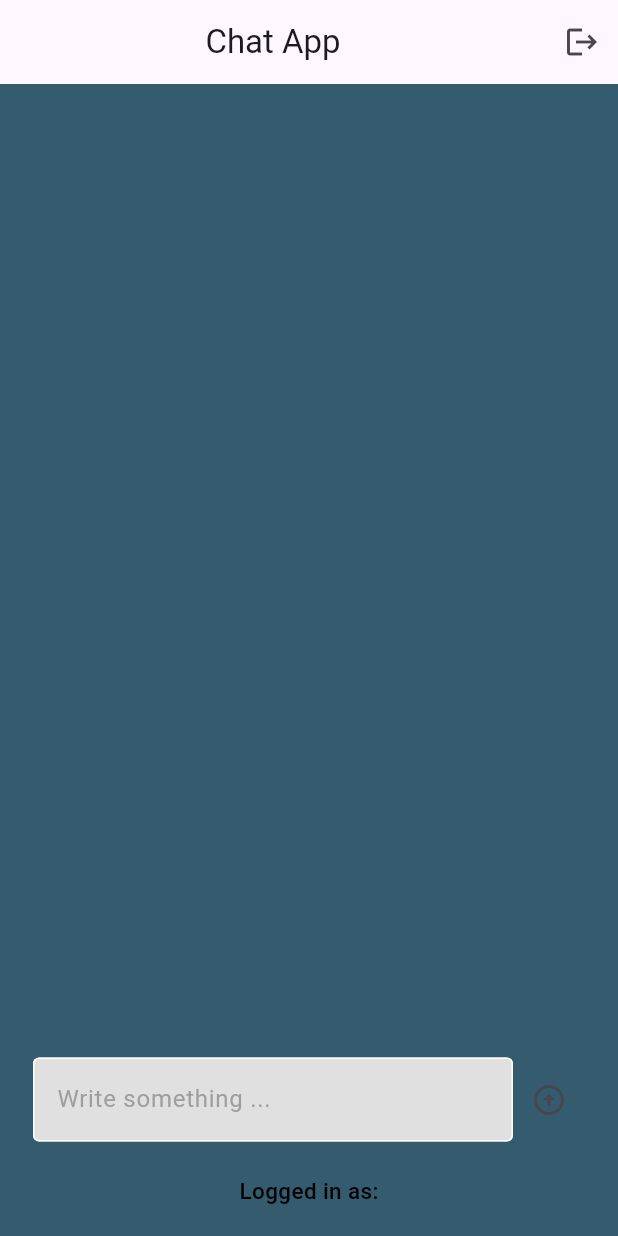
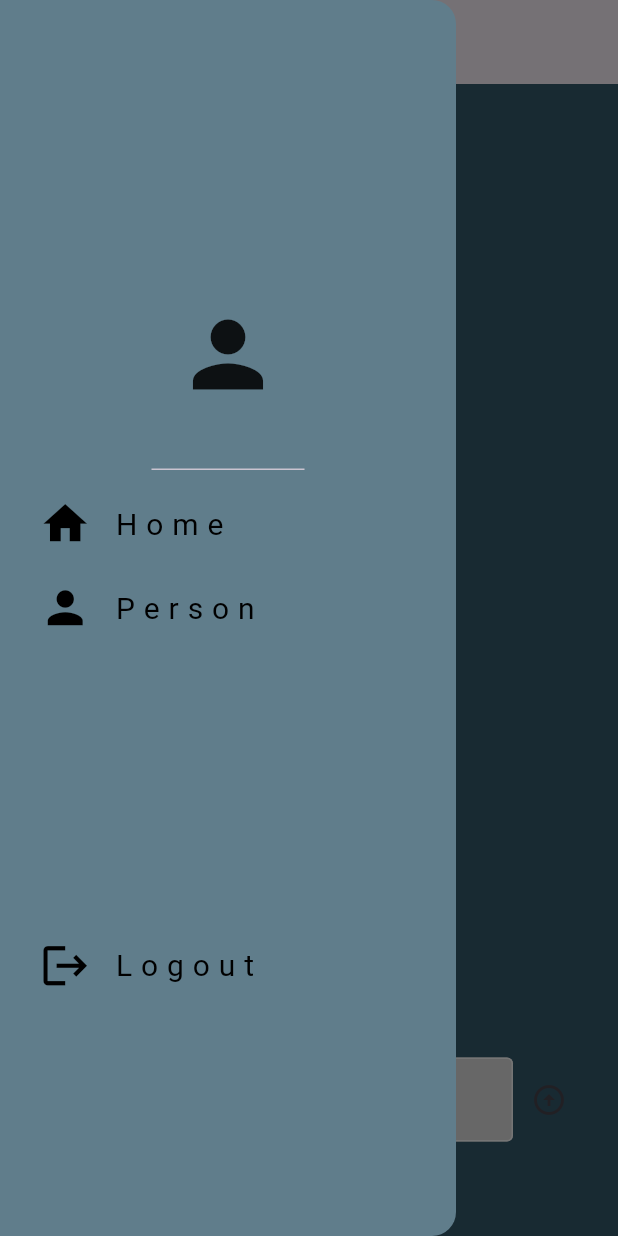
Before and after one commit to Ameer-Anas99/FireBase-Auth, a Flutter app: the screen it shows once a user with an empty profile is signed in, with the side drawer open (before the commit the screen has no drawer), on a phone screen of 412 x 824 dp. Run offline on Flutter 3.47's test engine with Material 3 defaults, Android fonts, the phone set to English and light mode, and no system bars; our stand-ins replace cloud_firestore, firebase_auth, firebase_core; accounts and stored records are empty.

Commit message:
creating drawer page

```diff
--- a/lib/components/drawer.dart
+++ b/lib/components/drawer.dart
@@ -1,10 +1,47 @@
+import 'package:chat_app/components/list_tile.dart';
 import 'package:flutter/material.dart';
 
 class MyDrawer extends StatelessWidget {
-  const MyDrawer({super.key});
+  final void Function()? onProfileTap;
+  final void Function()? onSignOut;
+  const MyDrawer(
+      {super.key, required this.onProfileTap, required this.onSignOut});
 
   @override
   Widget build(BuildContext context) {
-    return Drawer();
+    return Drawer(
+      backgroundColor: Colors.blueGrey,
+      child: Column(
+        mainAxisAlignment: MainAxisAlignment.spaceEvenly,
+        children: [
+          Column(
+            children: [
+              // Header
+              const DrawerHeader(
+                child: Icon(
+                  Icons.person,
+                  size: 70,
+                ),
+              ),
+              // Home
+              ListTilePage(
+                icon: Icons.home,
+                text: "H o m e",
+                onTap: () => Navigator.pop(context),
+              ),
+              // Profile
+              ListTilePage(
+                  icon: Icons.person, text: "P e r s o n", onTap: onProfileTap),
+            ],
+          ),
+          // logout
+          Padding(
+            padding: const EdgeInsets.only(top: 30),
+            child: ListTilePage(
+                icon: Icons.logout, text: "L o g o u t", onTap: onSignOut),
+          )
+        ],
+      ),
+    );
   }
 }
--- /dev/null
+++ b/lib/components/list_tile.dart
@@ -0,0 +1,28 @@
+import 'package:flutter/material.dart';
+
+class ListTilePage extends StatelessWidget {
+  final IconData icon;
+  final String text;
+  final void Function()? onTap;
+  const ListTilePage(
+      {super.key, required this.icon, required this.text, required this.onTap});
+
+  @override
+  Widget build(BuildContext context) {
+    return Padding(
+      padding: const EdgeInsets.only(left: 10.0),
+      child: ListTile(
+        leading: Icon(
+          icon,
+          color: Colors.black,
+          size: 35,
+        ),
+        onTap: onTap,
+        title: Text(
+          text,
+          style: TextStyle(color: Colors.black, fontSize: 20),
+        ),
+      ),
+    );
+  }
+}
--- a/lib/view/home_page.dart
+++ b/lib/view/home_page.dart
@@ -1,5 +1,7 @@
+import 'package:chat_app/components/drawer.dart';
 import 'package:chat_app/components/post.dart';
 import 'package:chat_app/components/text_field.dart';
+import 'package:chat_app/view/profile_page.dart';
 import 'package:cloud_firestore/cloud_firestore.dart';
 import 'package:firebase_auth/firebase_auth.dart';
 import 'package:flutter/material.dart';
@@ -40,19 +42,28 @@ class _HomePageState extends State<HomePage> {
     });
   }
 
+  // navigate to profile page
+  void goToProfilePage() {
+    // pop menu drawer
+    Navigator.pop(context);
+    // go to profile page
+    Navigator.push(
+        context,
+        MaterialPageRoute(
+          builder: (context) => const ProfilePage(),
+        ));
+  }
+
   @override
   Widget build(BuildContext context) {
     return Scaffold(
       backgroundColor: const Color.fromARGB(255, 52, 91, 110),
       appBar: AppBar(
         title: const Center(child: Text("Chat App")),
-        actions: [
-          // sign out button
-          IconButton(
-            onPressed: signOut,
-            icon: Icon(Icons.logout),
-          ),
-        ],
+      ),
+      drawer: MyDrawer(
+        onProfileTap: goToProfilePage,
+        onSignOut: signOut,
       ),
       body: Center(
         child: Column(
```
Also changed, not shown: lib/view/profile_page.dart (added, +15 -0 lines).
